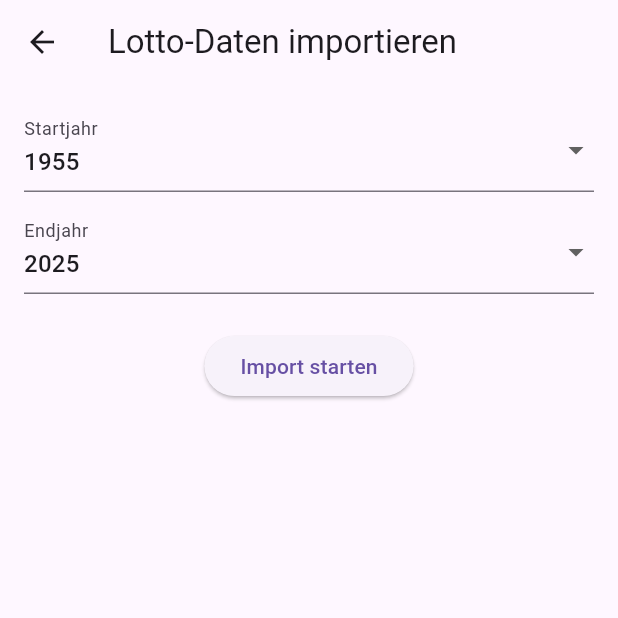
After one commit to funatiker1968-hub/Lottogenerator_v4, a Flutter app: the ImportScreen screen opened directly, on a phone screen of 412 x 824 dp, the top half of it. The commit adds this screen. Run offline on Flutter 3.47's test engine with Material 3 defaults, Android fonts, the phone set to English and light mode, and no system bars; our stand-ins replace audioplayers, sqflite; accounts and stored records are empty.

Commit message:
Update: Import-Screen + Safe-Import + codemagic config

```diff
--- /dev/null
+++ b/lib/screens/import_screen.dart
@@ -0,0 +1,18 @@
+import 'package:flutter/material.dart';
+import '../widgets/lotto_import_form.dart';
+
+class ImportScreen extends StatelessWidget {
+  const ImportScreen({super.key});
+
+  @override
+  Widget build(BuildContext context) {
+    return Scaffold(
+      appBar: AppBar(
+        title: const Text('Lotto-Daten importieren'),
+      ),
+      body: const SingleChildScrollView(
+        child: LottoImportForm(),
+      ),
+    );
+  }
+}
--- /dev/null
+++ b/lib/widgets/lotto_import_form.dart
@@ -0,0 +1,66 @@
+import 'package:flutter/material.dart';
+import '../services/lottozahlenonline_scraper.dart';
+
+class LottoImportForm extends StatefulWidget {
+  const LottoImportForm({super.key});
+
+  @override
+  State<LottoImportForm> createState() => _LottoImportFormState();
+}
+
+class _LottoImportFormState extends State<LottoImportForm> {
+  int? _startYear;
+  int? _endYear;
+
+  final int _minYear = 1955;
+  final int _maxYear = DateTime.now().year;
+
+  @override
+  void initState() {
+    super.initState();
+    _startYear = _minYear;
+    _endYear = _maxYear;
+  }
+
+  @override
+  Widget build(BuildContext context) {
+    final years = List<int>.generate(_maxYear - _minYear + 1, (i) => _minYear + i);
+
+    return Padding(
+      padding: const EdgeInsets.all(16),
+      child: Column(
+        mainAxisSize: MainAxisSize.min,
+        children: [
+          DropdownButtonFormField<int>(
+            decoration: const InputDecoration(labelText: 'Startjahr'),
+            value: _startYear,
+            items: years.map((y) => DropdownMenuItem(value: y, child: Text('$y'))).toList(),
+            onChanged: (y) => setState(() => _startYear = y),
+          ),
+          const SizedBox(height: 12),
+          DropdownButtonFormField<int>(
+            decoration: const InputDecoration(labelText: 'Endjahr'),
+            value: _endYear,
+            items: years.map((y) => DropdownMenuItem(value: y, child: Text('$y'))).toList(),
+            onChanged: (y) => setState(() => _endYear = y),
+          ),
+          const SizedBox(height: 24),
+          ElevatedButton(
+            onPressed: (_startYear != null && _endYear != null && _startYear! <= _endYear!)
+              ? () async {
+                  final res = await LottozahlenOnlineScraper.importVonLottozahlenOnline(
+                    startJahr: _startYear!, endJahr: _endYear!
+                  );
+                  if (!mounted) return;
+                  ScaffoldMessenger.of(context).showSnackBar(
+                    SnackBar(content: Text(res.toString())),
+                  );
+                }
+              : null,
+            child: const Text('Import starten'),
+          ),
+        ],
+      ),
+    );
+  }
+}
```
Also changed, not shown: lib/screens/home_screen.dart (+9 -0 lines), lib/services/lotto_import_safe.dart (added, +41 -0 lines), lib/services/lottozahlenonline_scraper.dart (+121 -121 lines).
